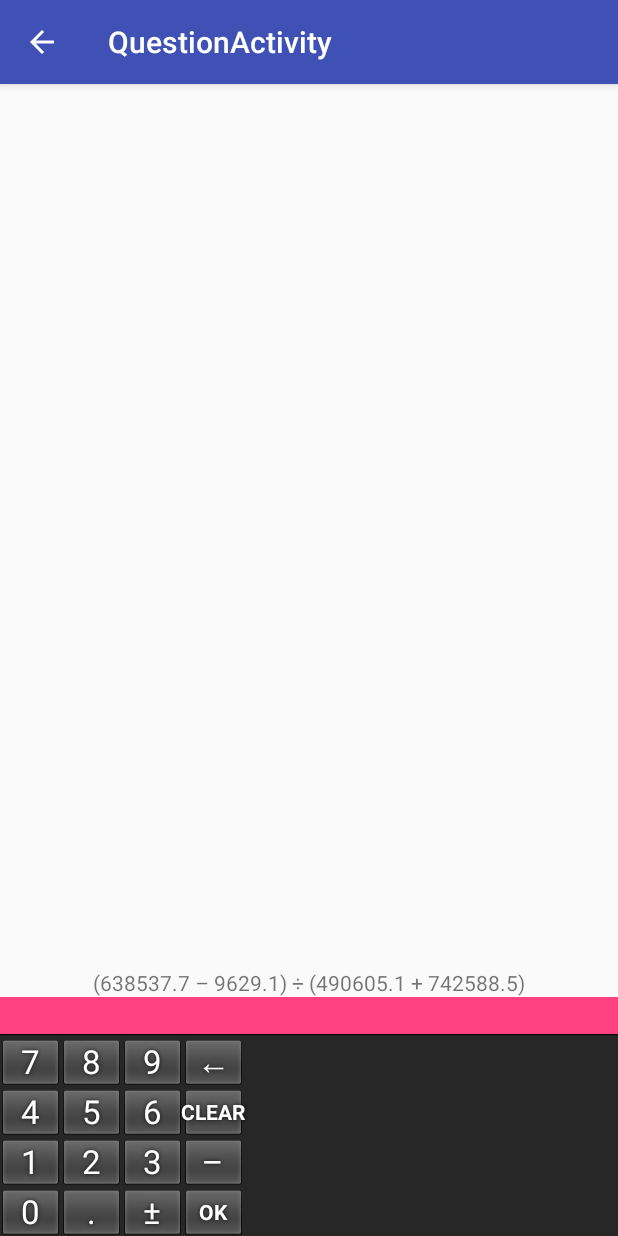
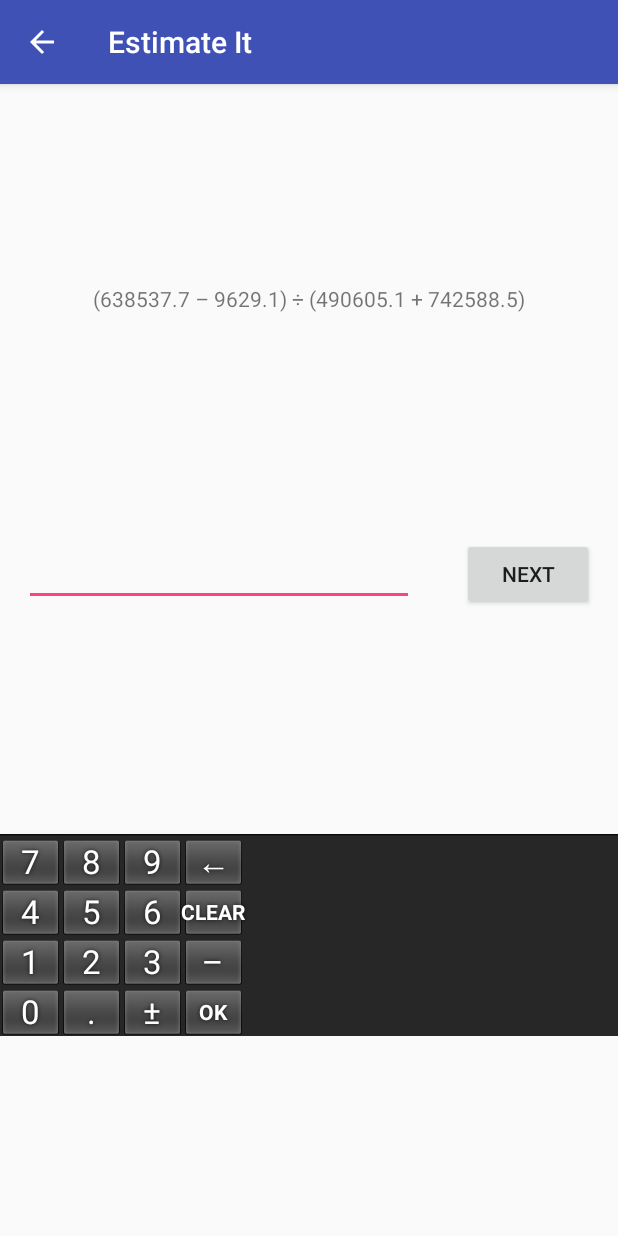
Before and after one commit to talflon/EstimateIt, an Android app: the QuestionActivity screen opened directly, with no data from a screen before it, on a phone screen of 412 x 824 dp. Run offline under Robolectric (Android 15) with nearby library versions, the phone set to English and light mode, and no system bars.

Commit message:
add button for next question, textual feedback for answer

```diff
--- a/app/src/main/AndroidManifest.xml
+++ b/app/src/main/AndroidManifest.xml
@@ -21,7 +21,7 @@
         </activity>
         <activity
             android:name=".QuestionActivity"
-            android:label="@string/title_activity_question"
+            android:label="@string/app_name"
             android:parentActivityName=".HomeActivity"
             android:theme="@style/AppTheme.NoActionBar">
             <meta-data
--- a/app/src/main/java/getzit/net/estimateit/QuestionActivity.java
+++ b/app/src/main/java/getzit/net/estimateit/QuestionActivity.java
@@ -8,11 +8,13 @@ import android.support.v7.widget.Toolbar;
 import android.view.KeyEvent;
 import android.view.WindowManager;
 import android.widget.EditText;
+import android.widget.TextView;
 
 import java.util.Random;
 
 public class QuestionActivity extends AppCompatActivity {
     private EditText answerInput;
+    private TextView resultText;
     private QuestionDisplay questionDisplay;
     private Question currentQuestion;
     private RandomGenerator<Question> questionGenerator;
@@ -33,6 +35,7 @@ public class QuestionActivity extends AppCompatActivity {
         questionDisplay = new TextViewQuestionDisplay(findViewById(R.id.questionText));
 
         answerInput = findViewById(R.id.answerInput);
+        resultText = findViewById(R.id.resultText);
 
         final KeyboardView keyboardView = findViewById(R.id.keyboard);
         keyboardView.setKeyboard(new Keyboard(this, R.xml.answer_keyboard));
@@ -44,10 +47,13 @@ public class QuestionActivity extends AppCompatActivity {
                         checkAnswer();
                         break;
                     default:
+                        resultText.setText("");
                         super.onKey(primaryCode, keyCodes);
                 }
             }
         });
+
+        findViewById(R.id.buttonNext).setOnClickListener(v -> nextQuestion());
 
         nextQuestion();
     }
@@ -63,7 +69,7 @@ public class QuestionActivity extends AppCompatActivity {
         questionDisplay.reset();
         currentQuestion.display(questionDisplay);
         answerInput.setText("");
-        answerInput.setBackgroundColor(getResources().getColor(R.color.colorAccent));
+        resultText.setText("");
     }
 
     public void checkAnswer() {
@@ -71,10 +77,10 @@ public class QuestionActivity extends AppCompatActivity {
         try {
             answer = RangedValue.parse(answerInput.getText());
         } catch (IllegalArgumentException e) {
-            // TODO
+            resultText.setText(R.string.answer_invalid);
             return;
         }
         boolean correct = answer.covers(currentQuestion.getAnswer());
-        answerInput.setBackgroundColor(getResources().getColor(correct ? R.color.correct : R.color.incorrect));
+        resultText.setText(correct ? R.string.answer_correct : R.string.answer_incorrect);
     }
 }
--- a/app/src/main/res/layout/content_question.xml
+++ b/app/src/main/res/layout/content_question.xml
@@ -16,43 +16,46 @@
         app:layout_constraintEnd_toEndOf="parent"
         app:layout_constraintStart_toStartOf="parent"
         app:layout_constraintTop_toTopOf="parent"
-        app:layout_constraintBottom_toTopOf="@id/resultView" />
+        app:layout_constraintBottom_toTopOf="@id/answerLine" />
 
     <LinearLayout
-        android:layout_width="wrap_content"
+        android:layout_width="match_parent"
         android:layout_height="wrap_content"
-        android:id="@+id/resultView"
+        android:id="@+id/answerLine"
         android:orientation="horizontal"
         app:layout_constraintEnd_toEndOf="parent"
         app:layout_constraintStart_toStartOf="parent"
         app:layout_constraintTop_toBottomOf="@id/questionText"
-        app:layout_constraintBottom_toTopOf="@id/answerText"
-        android:visibility="gone">
+        app:layout_constraintBottom_toTopOf="@id/keyboard"
+        android:layout_margin="@dimen/text_margin">
+
+        <EditText
+            android:id="@+id/answerInput"
+            android:layout_width="0dp"
+            android:layout_weight="1"
+            android:layout_height="wrap_content"
+            android:textIsSelectable="true"
+            android:selectAllOnFocus="false"
+            android:cursorVisible="true"
+            android:inputType="text"
+            android:textCursorDrawable="@null"
+            tools:text="1300±50" />
 
         <TextView
+            android:id="@+id/resultText"
             android:layout_width="wrap_content"
-            android:layout_height="wrap_content" />
+            android:layout_height="wrap_content"
+            android:layout_marginLeft="@dimen/text_margin"
+            android:layout_marginRight="@dimen/text_margin"
+            tools:text="@string/answer_correct" />
 
         <Button
+            android:id="@+id/buttonNext"
             android:layout_width="wrap_content"
-            android:layout_height="wrap_content" />
+            android:layout_height="wrap_content"
+            android:text="@string/next_question" />
 
     </LinearLayout>
-
-    <EditText
-        android:id="@+id/answerInput"
-        android:layout_width="match_parent"
-        android:layout_height="wrap_content"
-        app:layout_constraintStart_toStartOf="parent"
-        app:layout_constraintEnd_toEndOf="parent"
-        app:layout_constraintTop_toBottomOf="@id/resultView"
-        app:layout_constraintBottom_toTopOf="@id/keyboard"
-        android:background="@color/colorAccent"
-        android:textIsSelectable="true"
-        android:selectAllOnFocus="false"
-        android:cursorVisible="true"
-        android:inputType="text"
-        android:textCursorDrawable="@null" />
 
     <android.inputmethodservice.KeyboardView
         android:id="@+id/keyboard"
@@ -60,7 +63,7 @@
         android:layout_height="wrap_content"
         app:layout_constraintStart_toStartOf="parent"
         app:layout_constraintEnd_toEndOf="parent"
-        app:layout_constraintTop_toBottomOf="@id/answerText"
+        app:layout_constraintTop_toBottomOf="@id/answerLine"
         app:layout_constraintBottom_toBottomOf="parent" />
 
 </android.support.constraint.ConstraintLayout>
--- a/app/src/main/res/values/colors.xml
+++ b/app/src/main/res/values/colors.xml
@@ -3,6 +3,4 @@
     <color name="colorPrimary">#3F51B5</color>
     <color name="colorPrimaryDark">#303F9F</color>
     <color name="colorAccent">#FF4081</color>
-    <color name="correct">#22FF55</color>
-    <color name="incorrect">#FF5522</color>
 </resources>
--- a/app/src/main/res/values/strings.xml
+++ b/app/src/main/res/values/strings.xml
@@ -7,5 +7,8 @@
         "I hope to improve this later. For now, you can click the button below to begin playing."
     </string>
     <string name="start_button">Start Estimating</string>
-    <string name="title_activity_question">QuestionActivity</string>
+    <string name="next_question">Next</string>
+    <string name="answer_correct">Correct!</string>
+    <string name="answer_incorrect">Wrong.</string>
+    <string name="answer_invalid">Incomplete</string>
 </resources>
```
